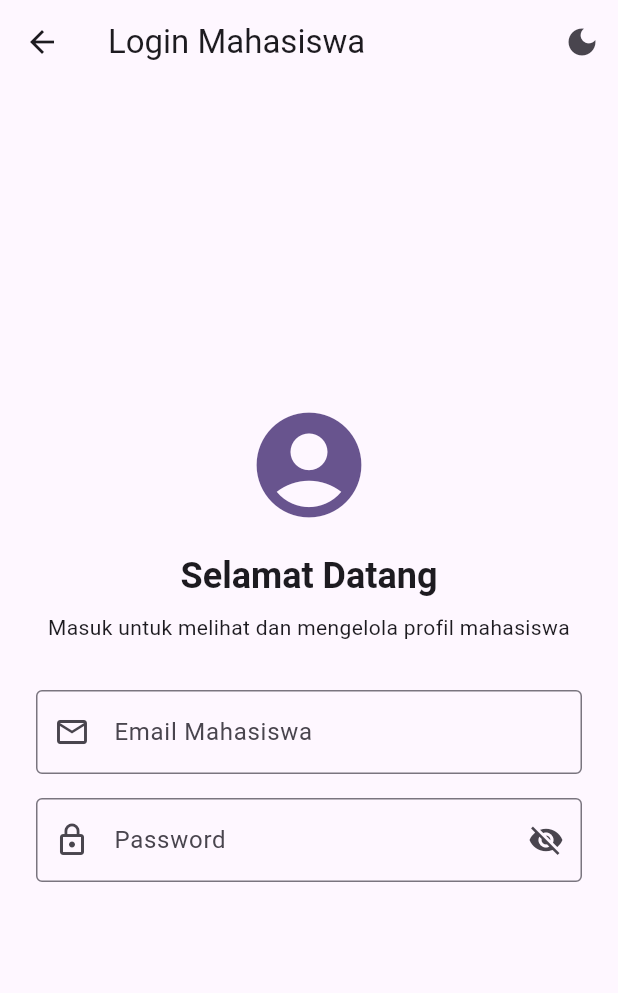
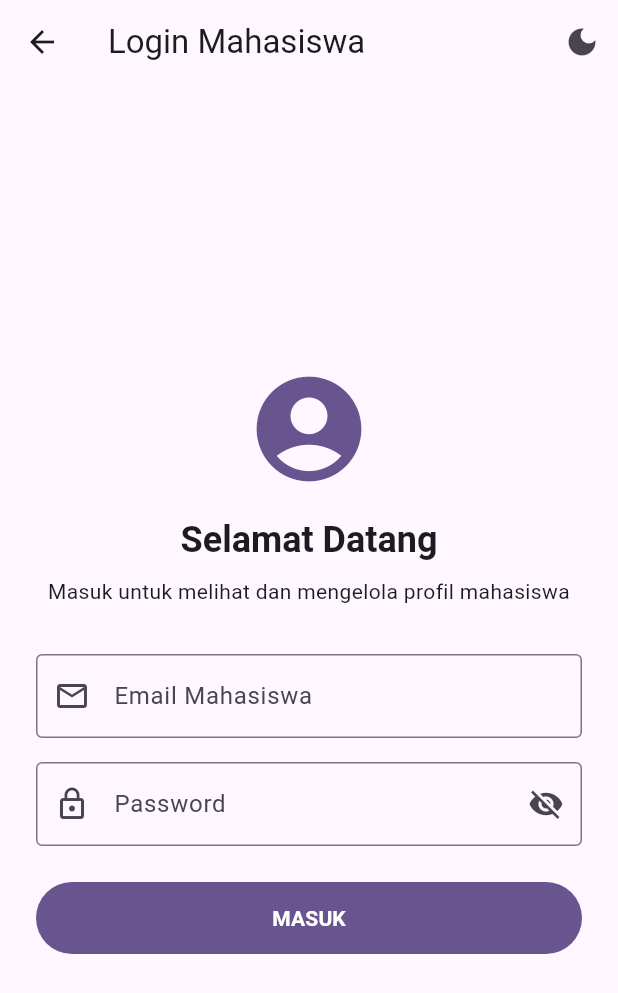
Before and after one commit to Wisnuazi000/uts-pml-1124160235, a Flutter app: the LoginPage screen opened directly with empty values, on a phone screen of 412 x 824 dp. Shown: the top 993 px of the screen. Run offline on Flutter 3.47's test engine with Material 3 defaults, Android fonts, the phone set to English and light mode, and no system bars.

Commit message:
"soal2(tahap 6): tambah validator login, loading async, dan pushReplacement"

```diff
--- a/soal2_profile_app/lib/screens/login_page.dart
+++ b/soal2_profile_app/lib/screens/login_page.dart
@@ -26,6 +26,18 @@ class _LoginPageState extends State<LoginPage> {
     _emailController.dispose();
     _passwordController.dispose();
     super.dispose();
+  }
+
+  Future<void> _handleLogin() async {
+    if (!_formKey.currentState!.validate()) return;
+
+    setState(() => _isLoading = true);
+    await Future.delayed(const Duration(seconds: 2));
+
+    if (!mounted) return;
+    setState(() => _isLoading = false);
+
+    Navigator.pushReplacementNamed(context, '/profile');
   }
 
   @override
@@ -121,6 +133,26 @@ class _LoginPageState extends State<LoginPage> {
                     },
                   ),
                   const SizedBox(height: 24),
+
+                  SizedBox(
+                    height: 48,
+                    child: FilledButton(
+                      onPressed: _isLoading ? null : _handleLogin,
+                      child: _isLoading
+                          ? const SizedBox(
+                              height: 22,
+                              width: 22,
+                              child: CircularProgressIndicator(
+                                strokeWidth: 2.5,
+                                color: Colors.white,
+                              ),
+                            )
+                          : const Text(
+                              'MASUK',
+                              style: TextStyle(fontWeight: FontWeight.bold),
+                            ),
+                    ),
+                  ),
                 ],
               ),
             ),
```
